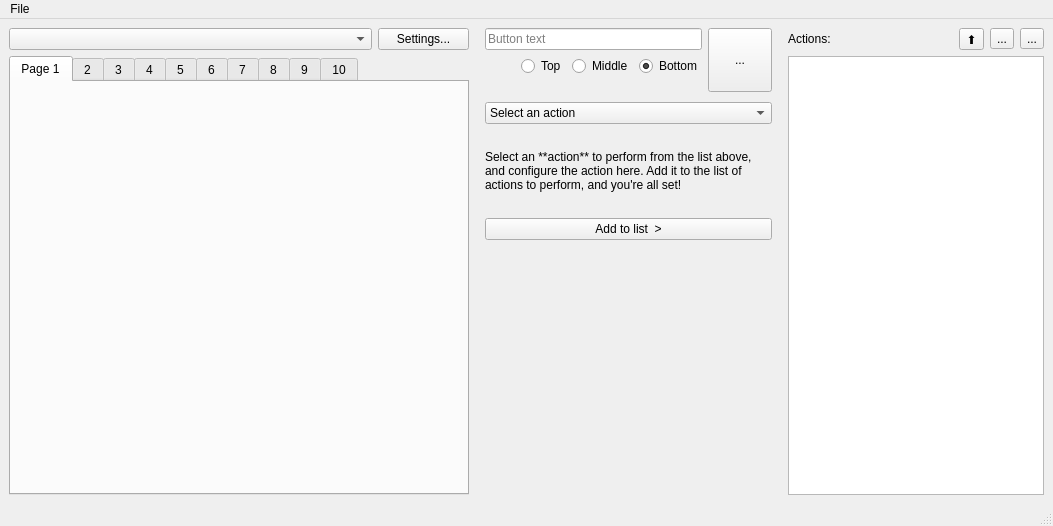
Before: the Qt Designer form streamdeck_ui/main.ui in dodgyrabbit/streamdeck-ui, drawn with Qt 5.
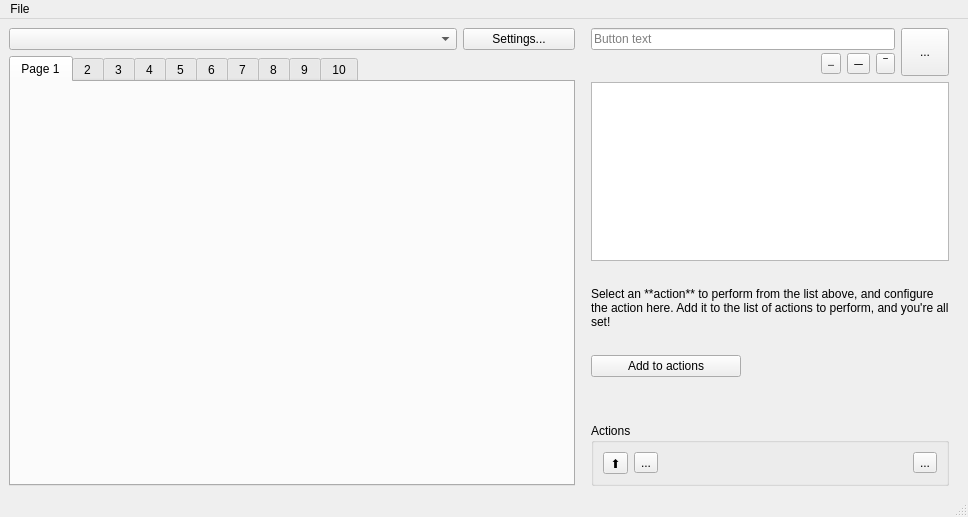
After: the same form once the commit is applied. Icons and pictures are not drawn.

Commit message:
WIP Experimenting with tree view
Added additional forms

The edit to the form file:
```diff
--- a/streamdeck_ui/main.ui
+++ b/streamdeck_ui/main.ui
@@ -6,8 +6,8 @@
    <rect>
     <x>0</x>
     <y>0</y>
-    <width>1053</width>
-    <height>526</height>
+    <width>968</width>
+    <height>517</height>
    </rect>
   </property>
   <property name="windowTitle">
@@ -18,7 +18,7 @@
     <item>
      <layout class="QVBoxLayout" name="verticalLayout">
       <item>
-       <layout class="QHBoxLayout" name="horizontalLayout" stretch="3,2,0">
+       <layout class="QHBoxLayout" name="horizontalLayout" stretch="3,2">
         <property name="spacing">
          <number>6</number>
         </property>
@@ -136,7 +136,7 @@
          </layout>
         </item>
         <item>
-         <layout class="QVBoxLayout" name="verticalLayout_4" stretch="0,0,0,0,0,1">
+         <layout class="QVBoxLayout" name="verticalLayout_4" stretch="0,1,0,0,0,0">
           <property name="spacing">
            <number>6</number>
           </property>
@@ -146,13 +146,6 @@
           <property name="rightMargin">
            <number>10</number>
           </property>
-          <item>
-           <layout class="QGridLayout" name="gridLayout">
-            <property name="leftMargin">
-             <number>40</number>
-            </property>
-           </layout>
-          </item>
           <item>
            <layout class="QHBoxLayout" name="horizontalLayout_2" stretch="1,0">
             <property name="spacing">
@@ -167,11 +160,14 @@
             <item>
              <layout class="QGridLayout" name="gridLayout_12">
               <property name="bottomMargin">
-               <number>20</number>
+               <number>0</number>
               </property>
               <property name="horizontalSpacing">
                <number>0</number>
               </property>
+              <property name="verticalSpacing">
+               <number>3</number>
+              </property>
               <item row="0" column="1">
                <widget class="QLineEdit" name="text">
                 <property name="sizePolicy">
@@ -210,38 +206,23 @@
                  </spacer>
                 </item>
                 <item>
-                 <widget class="QRadioButton" name="top">
-                  <property name="sizePolicy">
-                   <sizepolicy hsizetype="Maximum" vsizetype="Fixed">
-                    <horstretch>0</horstretch>
-                    <verstretch>0</verstretch>
-                   </sizepolicy>
-                  </property>
+                 <widget class="QToolButton" name="toolButton_3">
                   <property name="text">
-                   <string>Top</string>
+                   <string>⎯</string>
                   </property>
                  </widget>
                 </item>
                 <item>
-                 <widget class="QRadioButton" name="middle">
+                 <widget class="QToolButton" name="toolButton">
                   <property name="text">
-                   <string>Middle</string>
+                   <string>─</string>
                   </property>
                  </widget>
                 </item>
                 <item>
-                 <widget class="QRadioButton" name="bottom">
-                  <property name="sizePolicy">
-                   <sizepolicy hsizetype="Maximum" vsizetype="Fixed">
-                    <horstretch>0</horstretch>
-                    <verstretch>0</verstretch>
-                   </sizepolicy>
-                  </property>
+                 <widget class="QToolButton" name="toolButton_2">
                   <property name="text">
-                   <string>Bottom</string>
-                  </property>
-                  <property name="checked">
-                   <bool>true</bool>
+                   <string>‾</string>
                   </property>
                  </widget>
                 </item>
@@ -251,6 +232,9 @@
             </item>
             <item>
              <layout class="QVBoxLayout" name="verticalLayout_7">
+              <property name="spacing">
+               <number>0</number>
+              </property>
               <property name="bottomMargin">
                <number>0</number>
               </property>
@@ -258,8 +242,8 @@
                <widget class="QToolButton" name="image">
                 <property name="minimumSize">
                  <size>
-                  <width>64</width>
-                  <height>64</height>
+                  <width>48</width>
+                  <height>48</height>
                  </size>
                 </property>
                 <property name="text">
@@ -291,12 +275,21 @@
            </layout>
           </item>
           <item>
-           <widget class="QComboBox" name="select_action">
-            <item>
+           <widget class="QTreeWidget" name="tree">
+            <property name="iconSize">
+             <size>
+              <width>24</width>
+              <height>24</height>
+             </size>
+            </property>
+            <property name="headerHidden">
+             <bool>true</bool>
+            </property>
+            <column>
              <property name="text">
-              <string>Select an action</string>
+              <string notr="true">1</string>
              </property>
-            </item>
+            </column>
            </widget>
           </item>
           <item>
@@ -336,8 +329,14 @@
           </item>
           <item>
            <widget class="QPushButton" name="add">
+            <property name="maximumSize">
+             <size>
+              <width>150</width>
+              <height>16777215</height>
+             </size>
+            </property>
             <property name="text">
-             <string>Add to list  &gt;</string>
+             <string>Add to actions</string>
             </property>
            </widget>
           </item>
@@ -354,35 +353,14 @@
             </property>
            </spacer>
           </item>
-         </layout>
-        </item>
         <item>
-         <layout class="QVBoxLayout" name="verticalLayout_3">
-          <property name="rightMargin">
-           <number>0</number>
-          </property>
+           <widget class="QGroupBox" name="Actions">
+            <property name="title">
+             <string>Actions</string>
+            </property>
+            <layout class="QVBoxLayout" name="verticalLayout_5">
           <item>
-           <layout class="QHBoxLayout" name="horizontalLayout_5">
-            <item>
-             <widget class="QLabel" name="label_actions">
-              <property name="text">
-               <string>Actions:</string>
-              </property>
-             </widget>
-            </item>
-            <item>
-             <spacer name="horizontalSpacer_actions">
-              <property name="orientation">
-               <enum>Qt::Horizontal</enum>
-              </property>
-              <property name="sizeHint" stdset="0">
-               <size>
-                <width>40</width>
-                <height>20</height>
-               </size>
-              </property>
-             </spacer>
-            </item>
+              <layout class="QHBoxLayout" name="horizontalLayout_7" stretch="0,0,0,0">
             <item>
              <widget class="QToolButton" name="down">
               <property name="text">
@@ -392,6 +370,9 @@
                <iconset>
                 <normaloff>../art/down_arrow.png</normaloff>../art/down_arrow.png</iconset>
               </property>
+                 <property name="checkable">
+                  <bool>true</bool>
+                 </property>
              </widget>
             </item>
             <item>
@@ -403,8 +384,27 @@
                <iconset>
                 <normaloff>../art/up_arrow.png</normaloff>../art/up_arrow.png</iconset>
               </property>
-             </widget>
-            </item>
+                 <property name="checkable">
+                  <bool>true</bool>
+                 </property>
+                 <property name="checked">
+                  <bool>false</bool>
+                 </property>
+                </widget>
+               </item>
+               <item>
+                <spacer name="horizontalSpacer_actions">
+                 <property name="orientation">
+                  <enum>Qt::Horizontal</enum>
+                 </property>
+                 <property name="sizeHint" stdset="0">
+                  <size>
+                   <width>40</width>
+                   <height>20</height>
+                  </size>
+                 </property>
+                </spacer>
+               </item>
             <item>
              <widget class="QToolButton" name="remove">
               <property name="text">
@@ -418,8 +418,8 @@
             </item>
            </layout>
           </item>
-          <item>
-           <widget class="QListWidget" name="listWidget"/>
+            </layout>
+           </widget>
           </item>
          </layout>
         </item>
@@ -434,7 +434,7 @@
     <rect>
      <x>0</x>
      <y>0</y>
-     <width>1053</width>
+     <width>968</width>
      <height>22</height>
     </rect>
    </property>
```
Lines whose indentation alone changed are shown as unchanged. The commit also changes 13 other files.
